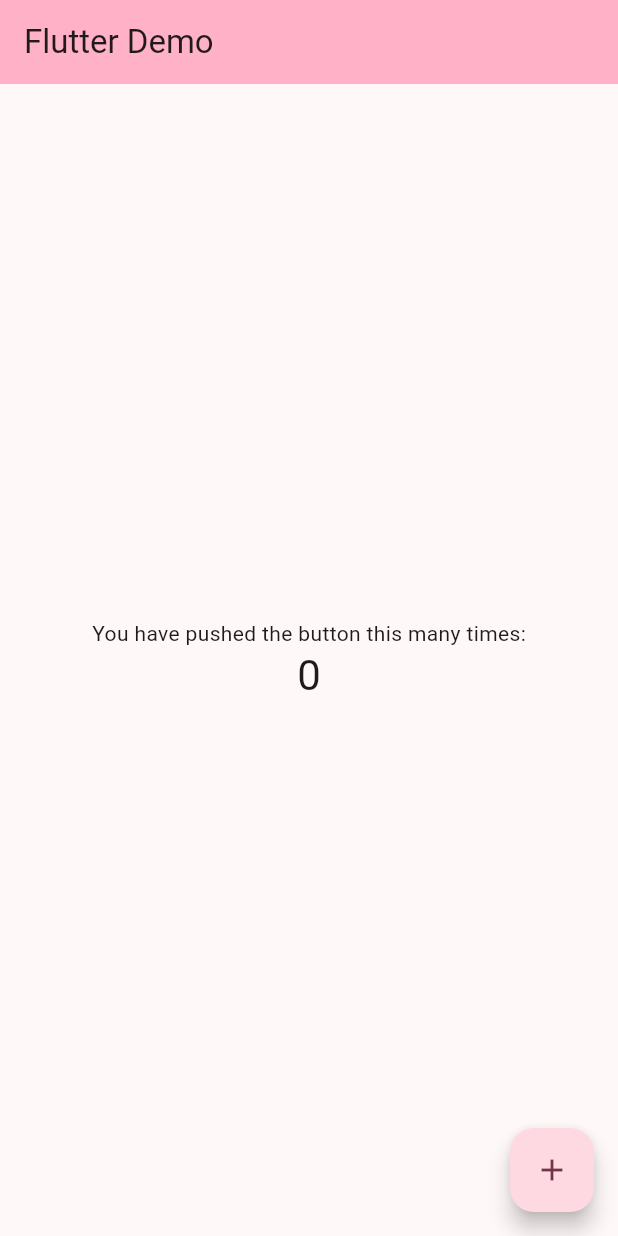
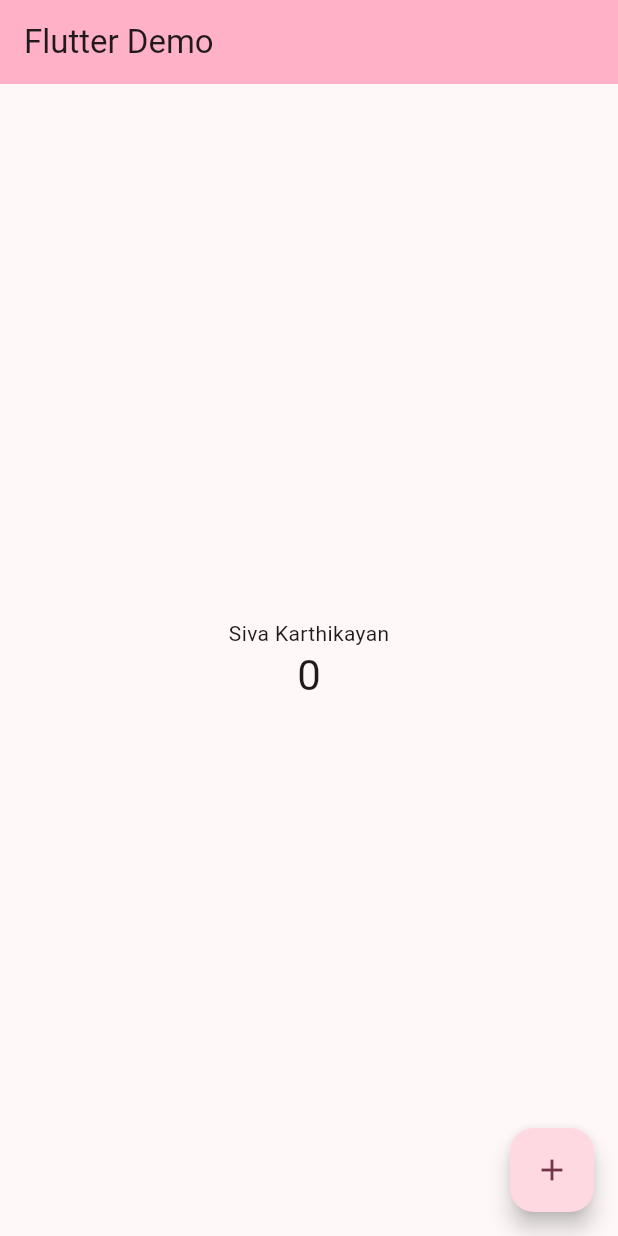
Before and after one commit to viji1008/practice, a Flutter app: the screen it shows after launch, on a phone screen of 412 x 824 dp. Run offline on Flutter 3.47's test engine with Material 3 defaults, Android fonts, the phone set to English and light mode, and no system bars.

Commit message:
- name change

```diff
--- a/lib/main.dart
+++ b/lib/main.dart
@@ -106,7 +106,7 @@ class _MyHomePageState extends State<MyHomePage> {
           mainAxisAlignment: MainAxisAlignment.center,
           children: <Widget>[
             const Text(
-              'You have pushed the button this many times:',
+              'Siva Karthikayan',
             ),
             Text(
               '$_counter',
```
